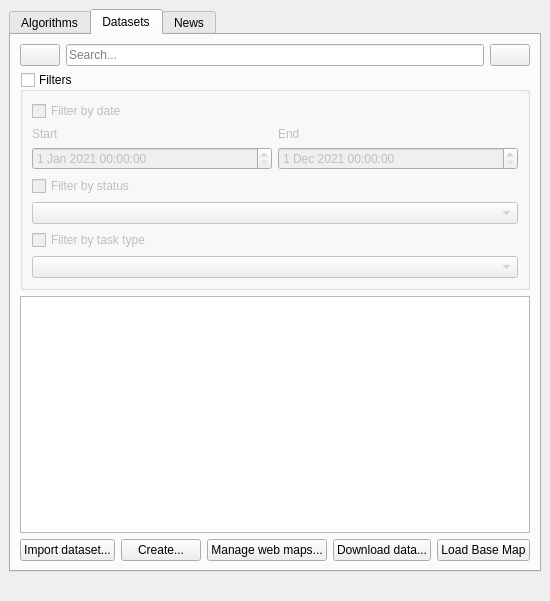
The window that LDMP/gui/WidgetMain.ui (ConservationInternational/trends.earth) describes before a commit, drawn with Qt 5.
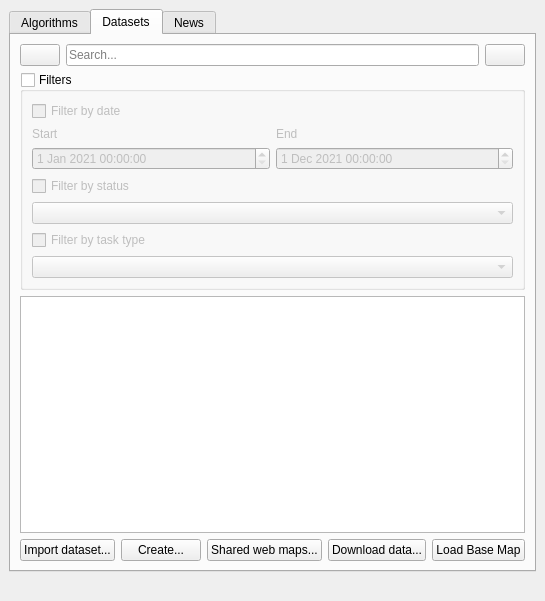
The same window after the commit. Custom widgets are drawn as their Qt base class.

What changed in the file:
```diff
--- a/LDMP/gui/WidgetMain.ui
+++ b/LDMP/gui/WidgetMain.ui
@@ -223,7 +223,7 @@
           <item>
            <widget class="QPushButton" name="manage_webmap_shares_pb">
             <property name="text">
-             <string>Manage web maps...</string>
+             <string>Shared web maps...</string>
             </property>
            </widget>
           </item>
```
